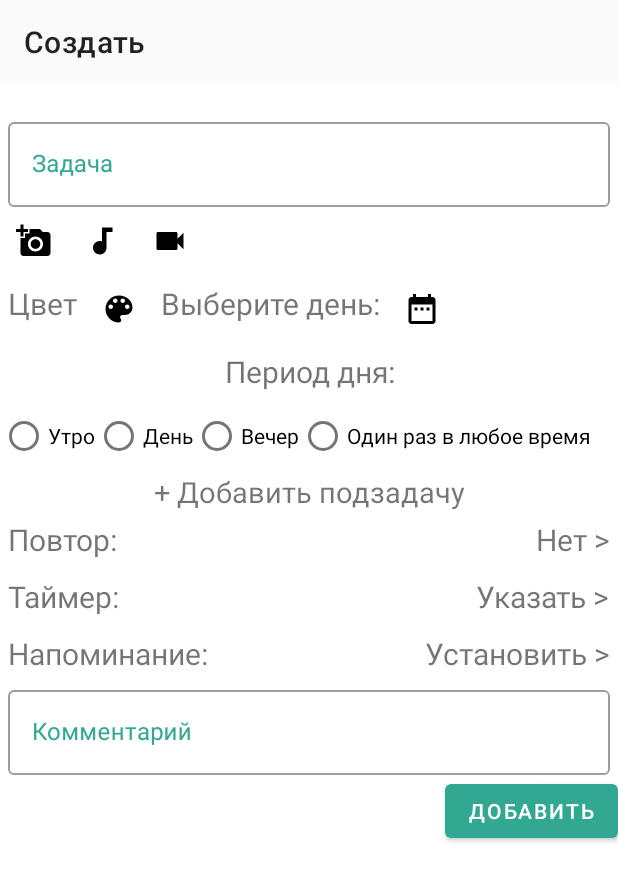
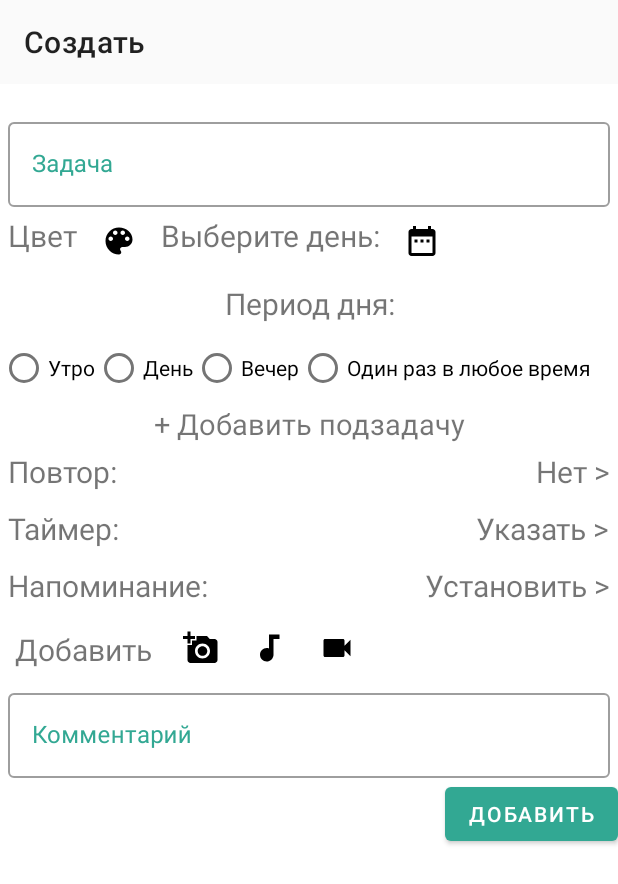
Before and after one commit to Julia5548/CasePlanning, an Android app: the screen it shows after launch once a user with an empty profile is signed in (MainWindowCasePlanning), after a tap on an icon or button, on a phone screen of 412 x 824 dp. Shown: the top 884 px of the screen. Run offline under Robolectric (Android 15) with nearby library versions, the phone set to English and light mode, and no system bars; our stand-ins replace ButterKnife, Firebase (no records; nobody signed in at launch, a user with empty details on screens opened directly), RxJava; libraries missing offline, so code that uses them is left out: com.androidhuman.rxfirebase2, com.miguelcatalan.materialsearchview, com.shrikanthravi.collapsiblecalendarview; plain views replace MaterialSearchView; 15 statements that could not run were skipped.

Commit message:
добавлено увелечение фото и видео, баг с ориентацией у фото

```diff
--- a/CasePlanning/app/build.gradle
+++ b/CasePlanning/app/build.gradle
@@ -88,5 +88,6 @@ dependencies {
     implementation 'androidx.legacy:legacy-support-v4:1.0.0'
 
     /*секции для списка*/
-    compile 'com.github.IntruderShanky:Sectioned-RecyclerView:2.1.1'
+    implementation 'com.github.IntruderShanky:Sectioned-RecyclerView:2.1.1'
+    implementation 'com.github.chrisbanes:PhotoView:2.3.0'
 }
--- a/CasePlanning/app/src/main/AndroidManifest.xml
+++ b/CasePlanning/app/src/main/AndroidManifest.xml
@@ -18,7 +18,9 @@
             android:supportsRtl="true"
             android:theme="@style/AppTheme">
         <activity android:name=".ResetPassword"></activity>
-        <activity android:name=".MainWindowCasePlanning"></activity>
+        <activity android:name=".MainWindowCasePlanning"
+                android:screenOrientation="fullSensor">
+        </activity>
         <activity android:name=".SignUp"></activity>
         <activity android:name=".CreateTask.CreateTaskWindow"></activity>
         <activity android:name=".MainActivity">
--- a/CasePlanning/app/src/main/java/com/example/caseplanning/CreateTask/CreateTaskWindow.kt
+++ b/CasePlanning/app/src/main/java/com/example/caseplanning/CreateTask/CreateTaskWindow.kt
@@ -16,16 +16,14 @@ import androidx.fragment.app.Fragment
 import androidx.fragment.app.FragmentTransaction
 import androidx.lifecycle.Observer
 import androidx.lifecycle.ViewModelProviders
-import butterknife.ButterKnife
-import butterknife.OnCheckedChanged
-import butterknife.OnClick
-import butterknife.Optional
+import butterknife.*
 import com.example.caseplanning.DataBase.DataBaseTask
 import com.example.caseplanning.DataBase.Task
+import com.example.caseplanning.Increase.PhotoIncrease
+import com.example.caseplanning.Increase.VideoIncrease
 import com.example.caseplanning.MainWindowCasePlanning
 import com.example.caseplanning.R
-import com.example.caseplanning.TypeTask.Photo
-import com.example.caseplanning.TypeTask.Video
+import com.example.caseplanning.TypeTask.*
 import kotlinx.android.synthetic.main.add_sub_tasks.view.*
 import kotlinx.android.synthetic.main.type_task.*
 
@@ -46,7 +44,7 @@ class CreateTaskWindow : Fragment() {
 
         val viewFragment = inflater.inflate(R.layout.task_window, container, false)
 
-        val toolbar = viewFragment.findViewById<Toolbar>(R.id.toolbarCreateTask)
+        val toolbar: Toolbar = viewFragment.findViewById(R.id.toolbarCreateTask)
 
         val activity = activity as AppCompatActivity?
         activity!!.setSupportActionBar(toolbar)
@@ -86,7 +84,7 @@ class CreateTaskWindow : Fragment() {
         val editTextTask = view.findViewById<EditText>(R.id.editTextTask)
         val textReplay = view.findViewById<TextView>(R.id.textChoose)
 
-        if(task != null) {
+        if (task != null) {
             editTextTask.setText(task!!.name)
 
             val radioButtonMorning = view.findViewById<RadioButton>(R.id.radio_morning)
@@ -94,7 +92,7 @@ class CreateTaskWindow : Fragment() {
             val radioButtonEvening = view.findViewById<RadioButton>(R.id.radio_evening)
             val radioButtonOnceAnytime = view.findViewById<RadioButton>(R.id.radio_onceAnytime)
 
-           when(task!!.period){
+            when (task!!.period) {
                 radioButtonMorning.text.toString() ->
                     radioButtonMorning.isChecked = true
                 radioButtonDay.text.toString() ->
@@ -140,7 +138,7 @@ class CreateTaskWindow : Fragment() {
         transaction.add(R.id.video, video)
         transaction.commit()
     }
-/*
+
     /*добавление аудио задачи*/
     @OnClick(R.id.audio)
     fun onClickAddAudio() {
@@ -148,46 +146,23 @@ class CreateTaskWindow : Fragment() {
         val audio = AudioTask()
         val transaction: FragmentTransaction = fragmentManager!!.beginTransaction()
 
-          transaction.add(R.id.typeTask, audio)
+        transaction.add(R.id.audio, audio)
         transaction.commit()
-
     }
-
-      /*добавление задачи в виде списка*/
-      @OnClick(R.id.to_do)
-      fun onClickAddToDoTask() {
-
-          val toDoTask = ToDoTask()
-          val transaction: FragmentTransaction = fragmentManager!!.beginTransaction()
-
-          transaction.add(R.id.typeTask, toDoTask)
-          transaction.commit()
-
-      }
-
-      /*добавление задачи в виде текста*/
-      @OnClick(R.id.text)
-      fun onClickAddTextTask() {
-
-          val textTask = TextTask()
-          val transaction: FragmentTransaction = fragmentManager!!.beginTransaction()
-
-          transaction.add(R.id.typeTask, textTask)
-          transaction.commit()
-
-      }*/
 
     @OnCheckedChanged
         (
         R.id.radio_morning,
         R.id.radio_day,
         R.id.radio_evening,
-        R.id.radio_onceAnytime)
-    fun onRadioButtonCheckChanged(button: CompoundButton, checked : Boolean){
-        if(checked){
+        R.id.radio_onceAnytime
+    )
+    fun onRadioButtonCheckChanged(button: CompoundButton, checked: Boolean) {
+        if (checked) {
             textPeriod = button.text.toString()
         }
     }
+
     /*выбор повторения задачи*/
     @OnClick(R.id.textChoose)
     fun onClickChooseReplay() {
@@ -203,32 +178,26 @@ class CreateTaskWindow : Fragment() {
         pageViewModel.setTask(task)
     }
 
-/*      /*увелечение фотографии*/
+    /*увелечение фотографии*/
+    @OnClick(R.id.photoImage)
     fun photoZoom() {
         val photoIncrease: Fragment = PhotoIncrease()
         val transaction: FragmentTransaction = fragmentManager!!.beginTransaction()
 
-          transaction.replace(R.id.relativeLayout, photoIncrease)
+        transaction.replace(R.id.linerLayout, photoIncrease)
         transaction.addToBackStack(null)
         transaction.commit()
     }
 
-      /*Добавить подзадачу*/
-      @OnClick(R.id.btnAddSubTask)
-      fun onClickAddSubTask() {
+    @OnTouch(R.id.videoFile)
+    fun videoZoom(){
+        val videoIncrease: Fragment = VideoIncrease()
+        val transaction = fragmentManager!!.beginTransaction()
 
-          val listViewSubTask = view!!.findViewById<ListView>(R.id.listSubTask)
-          val subTask = SubTasks()
-          val listSubTask = subTask.createSubTask(listViewSubTask)
-
-          val adapter = ArrayAdapter<String>(
-              activity!!.applicationContext,
-              android.R.layout.simple_list_item_1,
-              listSubTask
-          )
-          listViewSubTask.adapter = adapter
+        transaction.replace(R.id.linerLayout, videoIncrease)
+        transaction.addToBackStack(null)
+        transaction.commit()
     }
-*/
 
     /*динамическое добавление подзадач*/
     @OnClick(R.id.addSubTasks)
@@ -349,8 +318,10 @@ class CreateTaskWindow : Fragment() {
             )
             Log.d("Element", listSubTasks[position])
         }
-        return Task(name = textTask!!,
+        return Task(
+            name = textTask!!,
             period = textPeriod,
-            replay = replay)
+            replay = replay
+        )
     }
 }
--- a/CasePlanning/app/src/main/java/com/example/caseplanning/CreateTask/MyViewModel.kt
+++ b/CasePlanning/app/src/main/java/com/example/caseplanning/CreateTask/MyViewModel.kt
@@ -1,28 +1,35 @@
 package com.example.caseplanning.CreateTask
+
 
 import androidx.lifecycle.LiveData
 import androidx.lifecycle.MutableLiveData
 import androidx.lifecycle.ViewModel
 import com.example.caseplanning.DataBase.Task
+import com.example.caseplanning.DataBase.UriTypeTask
 
 
 class MyViewModel : ViewModel() {
 
-     val mName = MutableLiveData<String>()
+    val mName = MutableLiveData<String>()
     val task = MutableLiveData<Task>()
+    val uri = MutableLiveData<UriTypeTask>()
 
-    fun setnameFolder( nameFolder: String){
+    fun setUri(uri: UriTypeTask){
+        this.uri.value = uri
+    }
+    fun getUri() : LiveData<UriTypeTask> = uri
+
+    fun setnameFolder(nameFolder: String) {
 
         mName.value = nameFolder
     }
 
-    fun getNameFolder() : LiveData<String> = mName
+    fun getNameFolder(): LiveData<String> = mName
 
-    fun setTask (task: Task)
-    {
+    fun setTask(task: Task) {
         this.task.value = task
     }
 
-    fun getTask() : LiveData<Task> = task
+    fun getTask(): LiveData<Task> = task
 
 }
--- a/CasePlanning/app/src/main/java/com/example/caseplanning/MainWindowCasePlanning.kt
+++ b/CasePlanning/app/src/main/java/com/example/caseplanning/MainWindowCasePlanning.kt
@@ -18,9 +18,13 @@ class MainWindowCasePlanning : AppCompatActivity() {
         super.onCreate(savedInstanceState)
         setContentView(R.layout.activity_main_window_case_planning)
 
+        supportFragmentManager.beginTransaction()
+            .add(R.id.linerLayout, WindowTask())
+            .commitAllowingStateLoss()
+
     }
 
-    override fun onPostResume() {
+   /* override fun onPostResume() {
         if (supportFragmentManager.findFragmentById(R.id.linerLayout) != null)
         {
             supportFragmentManager
@@ -36,5 +40,5 @@ class MainWindowCasePlanning : AppCompatActivity() {
                 .commitAllowingStateLoss()
 
         super.onPostResume()
-    }
+    }*/
 }
--- a/CasePlanning/app/src/main/res/layout/audio.xml
+++ b/CasePlanning/app/src/main/res/layout/audio.xml
@@ -1,7 +1,8 @@
 <?xml version="1.0" encoding="utf-8"?>
 <RelativeLayout xmlns:android="http://schemas.android.com/apk/res/android"
         android:orientation="vertical" android:layout_width="match_parent"
-        android:layout_height="match_parent">
+        android:visibility="gone"
+        android:layout_height="wrap_content">
     <RelativeLayout
             android:layout_width="match_parent"
             android:orientation="horizontal"
--- a/CasePlanning/app/src/main/res/layout/photo.xml
+++ b/CasePlanning/app/src/main/res/layout/photo.xml
@@ -7,8 +7,6 @@
     <ImageView
             android:id="@+id/photoImage"
             android:layout_width="100dp"
-            android:layout_height="100dp"
-            android:rotation="90"
-            />
+            android:layout_height="100dp" />
 
 </RelativeLayout>
--- a/CasePlanning/app/src/main/res/layout/task_window.xml
+++ b/CasePlanning/app/src/main/res/layout/task_window.xml
@@ -41,18 +41,11 @@
         </LinearLayout>
 
         <include
-                android:id="@+id/type_task"
-                layout="@layout/type_task"
-                android:layout_width="match_parent"
-                android:layout_height="wrap_content"
-                android:layout_below="@+id/addTask" />
-
-        <include
                 android:id="@+id/color_date"
                 layout="@layout/color_date"
                 android:layout_width="match_parent"
                 android:layout_height="wrap_content"
-                android:layout_below="@id/type_task" />
+                android:layout_below="@id/addTask" />
 
         <include
                 android:id="@+id/period"
@@ -92,11 +85,25 @@
                 android:layout_height="wrap_content"
                 android:layout_below="@+id/SubTasks" />
 
+        <include
+                android:id="@+id/type_task"
+                layout="@layout/type_task"
+                android:layout_width="match_parent"
+                android:layout_height="wrap_content"
+                android:layout_below="@+id/replay" />
+
+        <include
+                android:id = "@+id/audio"
+                layout="@layout/audio"
+                android:layout_below="@+id/type_task"
+                android:layout_height="wrap_content"
+                android:layout_width="wrap_content"/>
+
         <LinearLayout
                 android:id="@+id/type"
                 android:layout_width="match_parent"
                 android:layout_height="wrap_content"
-                android:layout_below="@+id/replay"
+                android:layout_below="@+id/audio"
                 android:orientation="horizontal">
 
             <include
--- a/CasePlanning/app/src/main/res/layout/type_task.xml
+++ b/CasePlanning/app/src/main/res/layout/type_task.xml
@@ -3,6 +3,12 @@
         android:orientation="horizontal" android:layout_width="match_parent"
         android:layout_height="match_parent">
 
+        <TextView
+                android:layout_width="wrap_content"
+                android:layout_height="wrap_content"
+                android:text = "@string/add"
+                android:layout_margin="10dp"
+                android:textSize="20sp"/>
 
         <ImageButton
                 android:id="@+id/btnAddPhoto"
--- a/CasePlanning/app/src/main/res/layout/video.xml
+++ b/CasePlanning/app/src/main/res/layout/video.xml
@@ -1,9 +1,9 @@
 <?xml version="1.0" encoding="utf-8"?>
 <RelativeLayout xmlns:android="http://schemas.android.com/apk/res/android"
         xmlns:tools="http://schemas.android.com/tools"
-        android:orientation="horizontal" android:layout_width="match_parent"
+        android:orientation="horizontal" android:layout_width="wrap_content"
         android:id="@+id/relativeLayoutVideo"
-        android:layout_height="match_parent">
+        android:layout_height="wrap_content">
 
         <VideoView
                 android:id="@+id/videoFile"
--- a/CasePlanning/app/src/main/res/values/styles.xml
+++ b/CasePlanning/app/src/main/res/values/styles.xml
@@ -7,6 +7,8 @@
         <item name="colorPrimaryDark">@color/colorPrimaryDark</item>
         <item name="colorControlNormal">#c5c5c5</item>
         <item name="colorAccent">@color/colorPrimary</item>
+        <item name="windowNoTitle">true</item>
+        <item name="android:windowFullscreen">true</item>
     </style>
     <style name="Toolbar">
         <item name="android:layout_width">match_parent</item>
```
Also changed, not shown: CasePlanning/app/src/main/java/com/example/caseplanning/DataBase/UriTypeTask.kt (added, +10 -0 lines), CasePlanning/app/src/main/java/com/example/caseplanning/Increase/PhotoIncrease.kt (+25 -5 lines), CasePlanning/app/src/main/java/com/example/caseplanning/Increase/VideoIncrease.kt (+29 -0 lines), CasePlanning/app/src/main/java/com/example/caseplanning/TypeTask/Photo.kt (+14 -3 lines), CasePlanning/app/src/main/java/com/example/caseplanning/TypeTask/Video.kt (+12 -5 lines), CasePlanning/app/src/main/res/layout/photo_zoom.xml (+7 -6 lines), CasePlanning/app/src/main/res/layout/video_zoom.xml (+7 -7 lines). Lines whose indentation alone changed are shown as unchanged.
